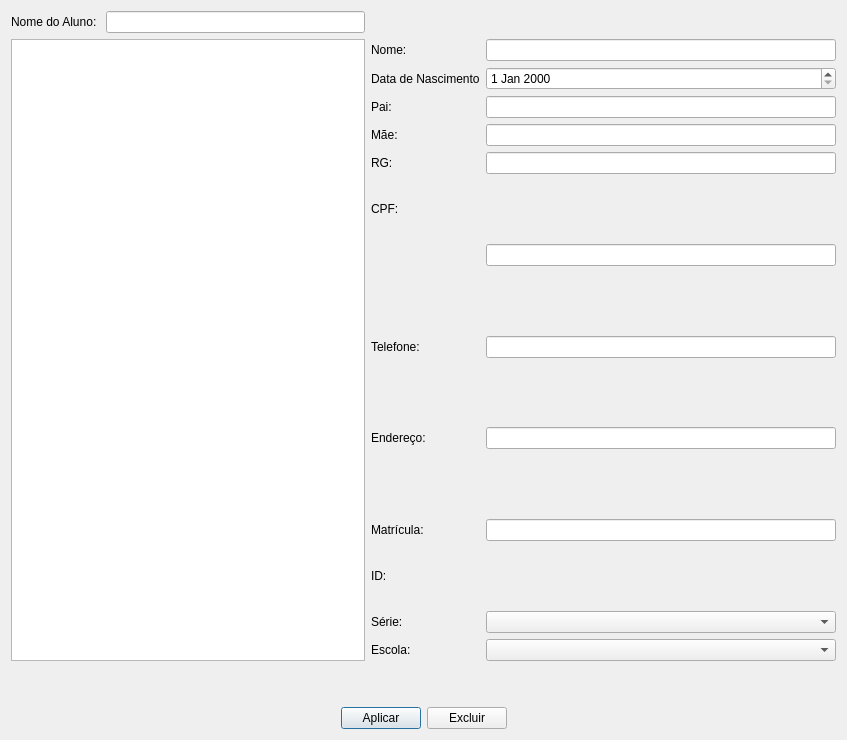
Above: src/main/resources/base/ui/widgets/editarOuExcluir.ui from matheusfillipe/ganec before the change. Below: the same form after it.
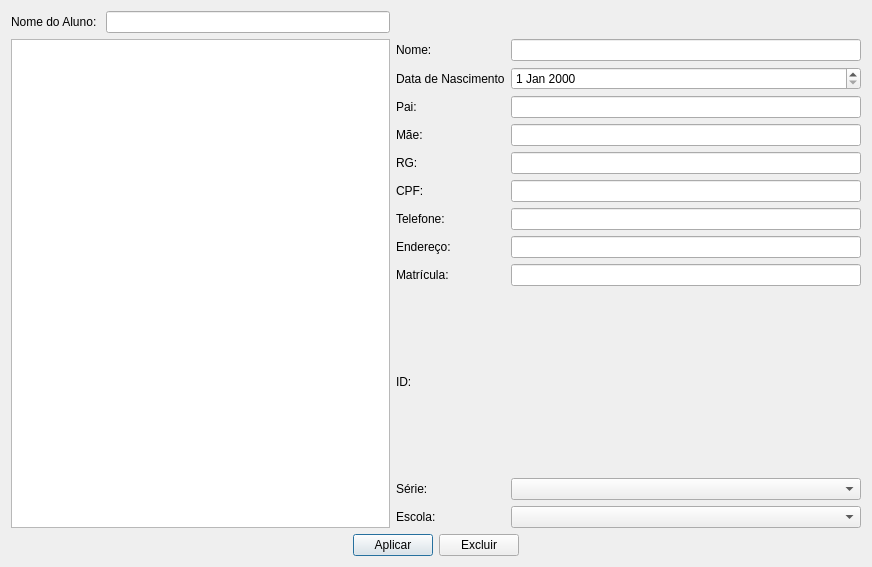
That is the form after the change.

The edit to the form file:
```diff
--- a/src/main/resources/base/ui/widgets/editarOuExcluir.ui
+++ b/src/main/resources/base/ui/widgets/editarOuExcluir.ui
@@ -6,8 +6,8 @@
    <rect>
     <x>0</x>
     <y>0</y>
-    <width>847</width>
-    <height>740</height>
+    <width>872</width>
+    <height>567</height>
    </rect>
   </property>
   <property name="windowTitle">
@@ -37,32 +37,42 @@
        </item>
        <item row="2" column="1">
         <layout class="QGridLayout" name="gridLayout_5">
-         <item row="9" column="0">
-          <widget class="QLabel" name="label_4">
+         <item row="10" column="0">
+          <widget class="QLabel" name="label_7">
            <property name="text">
-            <string>Telefone:</string>
+            <string>Endereço:</string>
            </property>
           </widget>
          </item>
-         <item row="12" column="1">
-          <widget class="QLineEdit" name="lineEditEndereco"/>
+         <item row="8" column="1">
+          <widget class="QLineEdit" name="lineEditTelefone"/>
          </item>
-         <item row="14" column="0">
-          <widget class="QLabel" name="label_13">
-           <property name="text">
-            <string>Matrícula:</string>
-           </property>
-          </widget>
-         </item>
-         <item row="16" column="0">
+         <item row="13" column="0">
           <widget class="QLabel" name="label_11">
            <property name="text">
             <string>Série:</string>
            </property>
           </widget>
          </item>
-         <item row="4" column="1">
-          <widget class="QLineEdit" name="lineEditRG"/>
+         <item row="11" column="1">
+          <widget class="QLineEdit" name="lineEditMatricula"/>
+         </item>
+         <item row="1" column="1">
+          <widget class="QDateEdit" name="dateEdit"/>
+         </item>
+         <item row="0" column="0">
+          <widget class="QLabel" name="label_2">
+           <property name="text">
+            <string>Nome:</string>
+           </property>
+          </widget>
+         </item>
+         <item row="14" column="0">
+          <widget class="QLabel" name="labelEscola">
+           <property name="text">
+            <string>Escola:</string>
+           </property>
+          </widget>
          </item>
          <item row="5" column="0">
           <widget class="QLabel" name="label_15">
@@ -71,37 +81,6 @@
            </property>
           </widget>
          </item>
-         <item row="8" column="0">
-          <widget class="QLabel" name="label_16">
-           <property name="text">
-            <string/>
-           </property>
-          </widget>
-         </item>
-         <item row="0" column="1">
-          <widget class="QLineEdit" name="lineEditNome">
-           <property name="minimumSize">
-            <size>
-             <width>350</width>
-             <height>0</height>
-            </size>
-           </property>
-          </widget>
-         </item>
-         <item row="1" column="0">
-          <widget class="QLabel" name="label_10">
-           <property name="text">
-            <string>Data de Nascimento</string>
-           </property>
-          </widget>
-         </item>
-         <item row="12" column="0">
-          <widget class="QLabel" name="label_7">
-           <property name="text">
-            <string>Endereço:</string>
-           </property>
-          </widget>
-         </item>
          <item row="2" column="0">
           <widget class="QLabel" name="label">
            <property name="text">
@@ -109,34 +88,10 @@
            </property>
           </widget>
          </item>
-         <item row="1" column="1">
-          <widget class="QDateEdit" name="dateEdit"/>
+         <item row="4" column="1">
+          <widget class="QLineEdit" name="lineEditRG"/>
          </item>
-         <item row="11" column="0">
-          <widget class="QLabel" name="label_6">
-           <property name="text">
-            <string/>
-           </property>
-          </widget>
-         </item>
-         <item row="0" column="0">
-          <widget class="QLabel" name="label_2">
-           <property name="text">
-            <string>Nome:</string>
-           </property>
-          </widget>
-         </item>
-         <item row="14" column="1">
-          <widget class="QLineEdit" name="lineEditMatricula"/>
-         </item>
-         <item row="13" column="0">
-          <widget class="QLabel" name="label_17">
-           <property name="text">
-            <string/>
-           </property>
-          </widget>
-         </item>
-         <item row="16" column="1">
+         <item row="13" column="1">
           <widget class="QComboBox" name="comboBoxSerie">
            <property name="sizePolicy">
             <sizepolicy hsizetype="Expanding" vsizetype="Fixed">
@@ -146,56 +101,80 @@
            </property>
           </widget>
          </item>
-         <item row="4" column="0">
-          <widget class="QLabel" name="label_14">
-           <property name="text">
-            <string>RG:</string>
-           </property>
-          </widget>
-         </item>
-         <item row="9" column="1">
-          <widget class="QLineEdit" name="lineEditTelefone"/>
-         </item>
-         <item row="2" column="1">
-          <widget class="QLineEdit" name="lineEditPai"/>
-         </item>
-         <item row="3" column="0">
-          <widget class="QLabel" name="label_3">
-           <property name="text">
-            <string>Mãe:</string>
+         <item row="14" column="1">
+          <widget class="QComboBox" name="comboBoxEscola">
+           <property name="sizePolicy">
+            <sizepolicy hsizetype="Expanding" vsizetype="Fixed">
+             <horstretch>0</horstretch>
+             <verstretch>0</verstretch>
+            </sizepolicy>
            </property>
           </widget>
          </item>
          <item row="3" column="1">
           <widget class="QLineEdit" name="lineEditMae"/>
          </item>
-         <item row="17" column="0">
-          <widget class="QLabel" name="labelEscola">
-           <property name="text">
-            <string>Escola:</string>
-           </property>
-          </widget>
-         </item>
-         <item row="17" column="1">
-          <widget class="QComboBox" name="comboBoxEscola">
-           <property name="sizePolicy">
-            <sizepolicy hsizetype="Expanding" vsizetype="Fixed">
-             <horstretch>0</horstretch>
-             <verstretch>0</verstretch>
-            </sizepolicy>
-           </property>
-          </widget>
-         </item>
-         <item row="15" column="0">
+         <item row="12" column="0">
           <widget class="QLabel" name="labelId">
            <property name="text">
             <string>ID: </string>
            </property>
           </widget>
          </item>
-         <item row="6" column="1">
+         <item row="3" column="0">
+          <widget class="QLabel" name="label_3">
+           <property name="text">
+            <string>Mãe:</string>
+           </property>
+          </widget>
+         </item>
+         <item row="10" column="1">
+          <widget class="QLineEdit" name="lineEditEndereco"/>
+         </item>
+         <item row="11" column="0">
+          <widget class="QLabel" name="label_13">
+           <property name="text">
+            <string>Matrícula:</string>
+           </property>
+          </widget>
+         </item>
+         <item row="4" column="0">
+          <widget class="QLabel" name="label_14">
+           <property name="text">
+            <string>RG:</string>
+           </property>
+          </widget>
+         </item>
+         <item row="5" column="1">
           <widget class="QLineEdit" name="lineEditCPF"/>
          </item>
+         <item row="1" column="0">
+          <widget class="QLabel" name="label_10">
+           <property name="text">
+            <string>Data de Nascimento</string>
+           </property>
+          </widget>
+         </item>
+         <item row="0" column="1">
+          <widget class="QLineEdit" name="lineEditNome">
+           <property name="minimumSize">
+            <size>
+             <width>350</width>
+             <height>0</height>
+            </size>
+           </property>
+          </widget>
+         </item>
+         <item row="8" column="0">
+          <widget class="QLabel" name="label_4">
+           <property name="text">
+            <string>Telefone:</string>
+           </property>
+          </widget>
+         </item>
+         <item row="2" column="1">
+          <widget class="QLineEdit" name="lineEditPai"/>
+         </item>
         </layout>
        </item>
        <item row="2" column="0">
@@ -224,23 +203,7 @@
      </item>
     </layout>
    </item>
-   <item row="2" column="0">
-    <spacer name="verticalSpacer">
-     <property name="orientation">
-      <enum>Qt::Vertical</enum>
-     </property>
-     <property name="sizeType">
-      <enum>QSizePolicy::Minimum</enum>
-     </property>
-     <property name="sizeHint" stdset="0">
-      <size>
-       <width>20</width>
-       <height>40</height>
-      </size>
-     </property>
-    </spacer>
-   </item>
-   <item row="5" column="0">
+   <item row="4" column="0">
     <layout class="QGridLayout" name="gridLayout_2">
      <item row="1" column="0">
       <layout class="QHBoxLayout" name="horizontalLayout">
```
